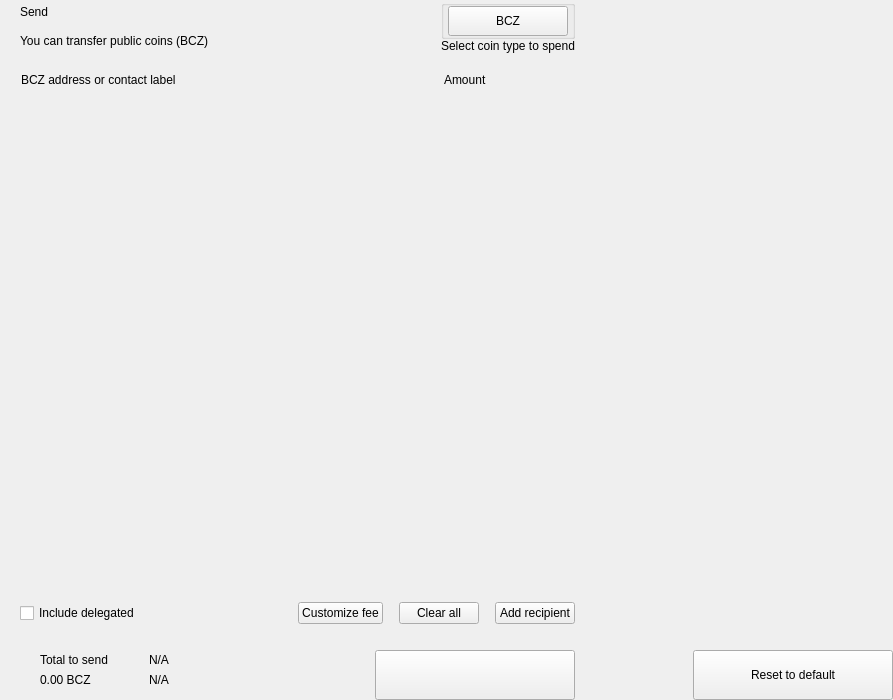
Above: src/qt/bcz/forms/send.ui from SpecialCoins/den before the change. Below: the same form after it.
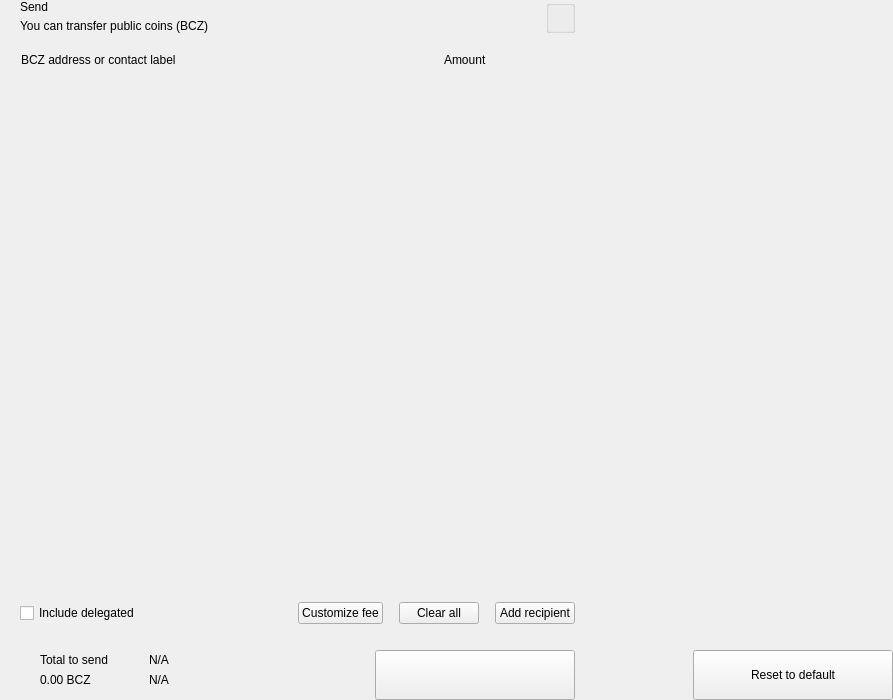
That is the form after the change. Custom widgets are drawn as their Qt base class.

The edit to the form file:
```diff
--- a/src/qt/bcz/forms/send.ui
+++ b/src/qt/bcz/forms/send.ui
@@ -129,47 +129,9 @@
                <property name="bottomMargin">
                 <number>0</number>
                </property>
-               <item>
-                <widget class="QPushButton" name="pushLeft">
-                 <property name="minimumSize">
-                  <size>
-                   <width>120</width>
-                   <height>30</height>
-                  </size>
-                 </property>
-                 <property name="maximumSize">
-                  <size>
-                   <width>120</width>
-                   <height>30</height>
-                  </size>
-                 </property>
-                 <property name="focusPolicy">
-                  <enum>Qt::NoFocus</enum>
-                 </property>
-                 <property name="text">
-                  <string>BCZ</string>
-                 </property>
-                 <property name="checkable">
-                  <bool>true</bool>
-                 </property>
-                 <property name="autoExclusive">
-                  <bool>true</bool>
-                 </property>
-                </widget>
-               </item>
               </layout>
              </widget>
             </item>
-            <item>
-             <widget class="QLabel" name="labelSubtitle2">
-              <property name="text">
-               <string>Select coin type to spend</string>
-              </property>
-              <property name="alignment">
-               <set>Qt::AlignRight|Qt::AlignTrailing|Qt::AlignVCenter</set>
-              </property>
-             </widget>
-            </item>
            </layout>
           </item>
          </layout>
```
